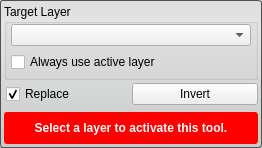
Above: src/Interface/ToolInterface/InvertToolInterface.ui from SCIInstitute/Seg3D before the change. Below: the same form after it.
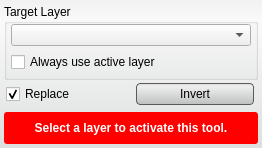
That is the form after the change. Custom widgets are drawn as their Qt base class.

Diff of the .ui file:
```diff
--- a/src/Interface/ToolInterface/InvertToolInterface.ui
+++ b/src/Interface/ToolInterface/InvertToolInterface.ui
@@ -34,8 +34,28 @@
   <property name="styleSheet">
    <string notr="true">QWidget#InvertToolInterface{
   border-radius: 3px;
-  border: 1px solid rgb(80, 80,80);
-  background-color: qlineargradient(spread:pad, x1:0.5, y1:0, x2:0.5, y2:0.960227, stop:0 rgba(221, 221, 221, 255), stop:0.155779 rgba(228, 228, 228, 255), stop:1 rgba(202, 204, 204, 255));      
+  background-color: qlineargradient(spread:pad, x1:0.5, y1:0, x2:0.5, y2:0.960227, stop:0 rgba(241, 241, 241, 255), stop:0.155779 rgba(250, 250, 250, 255), stop:1 rgba(222, 224, 224, 255));       
+}
+
+QPushButton{
+  background-color: qlineargradient(spread:pad, x1:0.5, y1:0, x2:0.5, y2:0.960227, stop:0 rgba(221, 221, 221, 255), stop:0.155779 rgba(238, 238, 238, 255), stop:1 rgba(192, 194, 194, 255));
+  border-radius: 4px;
+  border: 1px solid rgb(90, 90, 90);
+  margin:4px;
+}
+
+QPushButton:hover{
+  background-color: qlineargradient(spread:pad, x1:0.5, y1:0, x2:0.5, y2:1, stop:0 rgba(195, 195, 195, 255), stop:0.253769 rgba(206, 206, 206, 255), stop:1 rgba(185, 185, 185, 255));
+  border-radius: 4px;
+  border: 1px solid rgb(90, 90, 90);
+  margin:4px;
+}
+
+QPushButton:pressed{
+  background-color: qlineargradient(spread:pad, x1:0.5, y1:0, x2:0.5, y2:1, stop:0 rgba(150, 150, 150, 255), stop:0.753769 rgba(206, 206, 206, 255), stop:1 rgba(185, 185, 185, 255));
+  border-radius: 4px;
+  border: 1px solid rgb(90, 90, 90);
+  margin:4px;
 }</string>
   </property>
   <layout class="QVBoxLayout" name="verticalLayout">
@@ -158,6 +178,12 @@
       </item>
       <item>
        <widget class="QPushButton" name="execute_button_">
+        <property name="minimumSize">
+         <size>
+          <width>0</width>
+          <height>30</height>
+         </size>
+        </property>
         <property name="text">
          <string>Invert</string>
         </property>
```
